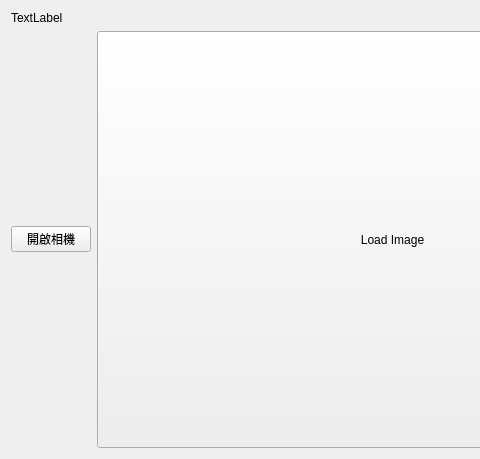
This is widget.ui in HsuHsiaoHsuan/FlySDK_Qt_OpenCV as Qt 5 draws it before an edit; both pictures show x 0 to 480 and y 0 to 459 of the 699 by 459 pixel window. The edited form follows.
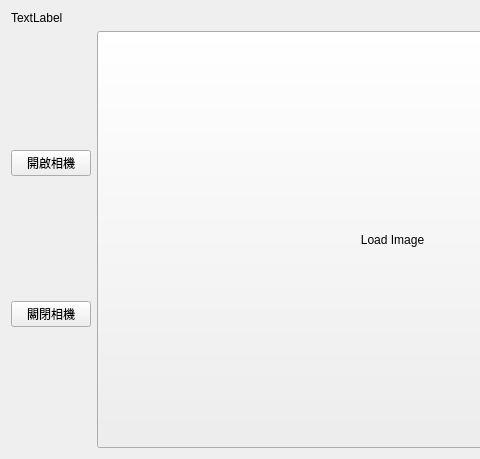
This is the edited form.

Patch:
```diff
--- a/widget.ui
+++ b/widget.ui
@@ -33,6 +33,13 @@
        </property>
       </widget>
      </item>
+     <item>
+      <widget class="QPushButton" name="pushButton_close_cam">
+       <property name="text">
+        <string>關閉相機</string>
+       </property>
+      </widget>
+     </item>
     </layout>
    </item>
    <item row="1" column="1">
```
Left out of the diff: 6 changed lines with no effect on the pictures.
